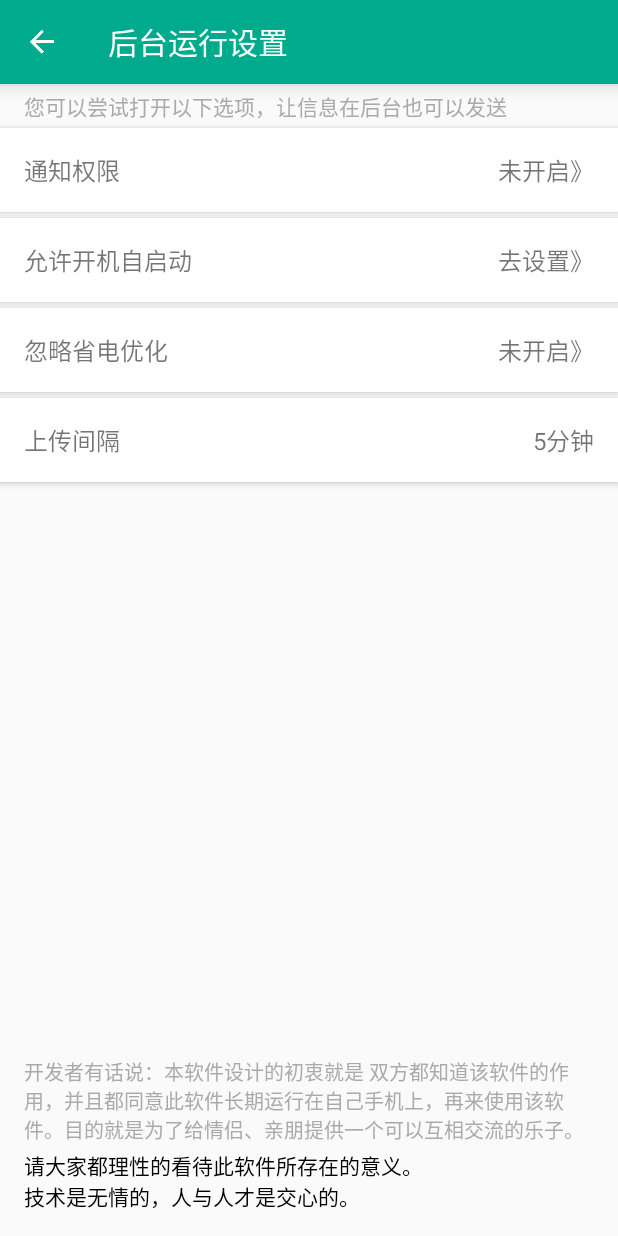
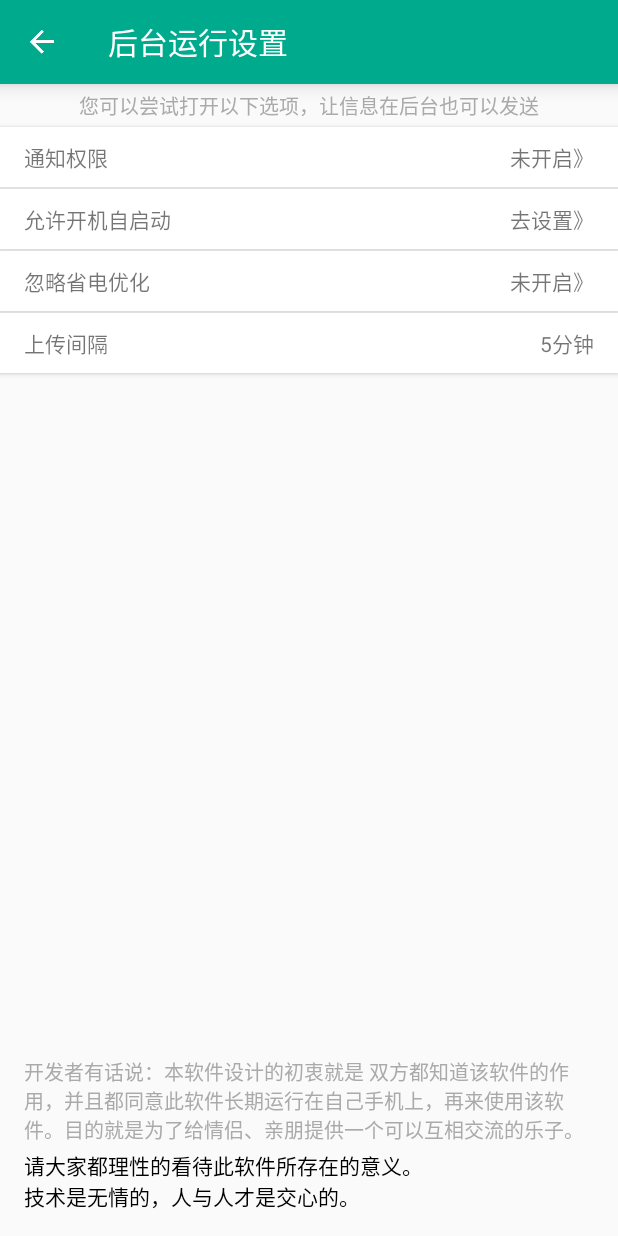
Before and after one commit to Wing-Li/WithYouAround, an Android app: the SettingActivity screen opened directly, with no data from a screen before it, on a phone screen of 412 x 824 dp. Run offline under Robolectric (Android 15) with nearby library versions, the phone set to English and light mode, and no system bars; our stand-ins replace ButterKnife.

Commit message:
1. 优化时间显示； 2. 优化信息上传 和 修改桌面部件 时机； 3. 修改关于页面 和 设置页面

```diff
--- a/app/src/main/res/layout/activity_setting.xml
+++ b/app/src/main/res/layout/activity_setting.xml
@@ -16,127 +16,86 @@
         android:layout_marginLeft="16dp"
         android:layout_marginRight="16dp"
         android:layout_marginTop="4dp"
+        android:layout_gravity="center_horizontal"
+        android:textSize="13sp"
         android:text="您可以尝试打开以下选项，让信息在后台也可以发送"
         android:textColor="@android:color/darker_gray"/>
 
     <LinearLayout
         android:id="@+id/setting_push_layout"
-        android:layout_width="match_parent"
-        android:layout_height="wrap_content"
         android:layout_marginTop="4dp"
-        android:background="@color/white"
-        android:elevation="1dp"
-        android:gravity="center_vertical"
-        android:orientation="horizontal"
-        android:paddingBottom="16dp"
-        android:paddingLeft="16dp"
-        android:paddingRight="16dp"
-        android:paddingTop="16dp"
-        android:translationZ="2dp">
+        style="@style/DeviceInfoLayout">
 
         <TextView
             android:layout_width="0dp"
             android:layout_height="wrap_content"
             android:layout_weight="1"
             android:text="通知权限"
-            android:textSize="16sp"/>
+            android:textSize="14sp"/>
 
         <TextView
             android:id="@+id/setting_push"
             android:layout_width="wrap_content"
             android:layout_height="wrap_content"
             android:text="未开启》"
-            android:textSize="16sp"/>
+            android:textSize="14sp"/>
     </LinearLayout>
 
     <LinearLayout
         android:id="@+id/setting_auto_start_layout"
-        android:layout_width="match_parent"
-        android:layout_height="wrap_content"
-        android:layout_marginTop="4dp"
-        android:background="@color/white"
-        android:elevation="1dp"
-        android:gravity="center_vertical"
-        android:orientation="horizontal"
-        android:paddingBottom="16dp"
-        android:paddingLeft="16dp"
-        android:paddingRight="16dp"
-        android:paddingTop="16dp"
-        android:translationZ="2dp">
+        style="@style/DeviceInfoLayout">
 
         <TextView
             android:layout_width="0dp"
             android:layout_height="wrap_content"
             android:layout_weight="1"
             android:text="允许开机自启动"
-            android:textSize="16sp"/>
+            android:textSize="14sp"/>
 
         <TextView
             android:id="@+id/setting_auto_start"
             android:layout_width="wrap_content"
             android:layout_height="wrap_content"
             android:text="去设置》"
-            android:textSize="16sp"/>
+            android:textSize="14sp"/>
     </LinearLayout>
 
     <LinearLayout
         android:id="@+id/setting_battey_layout"
-        android:layout_width="match_parent"
-        android:layout_height="wrap_content"
-        android:layout_marginTop="4dp"
-        android:background="@color/white"
-        android:elevation="1dp"
-        android:gravity="center_vertical"
-        android:orientation="horizontal"
-        android:paddingBottom="16dp"
-        android:paddingLeft="16dp"
-        android:paddingRight="16dp"
-        android:paddingTop="16dp"
-        android:translationZ="2dp">
+        style="@style/DeviceInfoLayout">
 
         <TextView
             android:layout_width="0dp"
             android:layout_height="wrap_content"
             android:layout_weight="1"
             android:text="忽略省电优化"
-            android:textSize="16sp"/>
+            android:textSize="14sp"/>
 
         <TextView
             android:id="@+id/setting_battey"
             android:layout_width="wrap_content"
             android:layout_height="wrap_content"
             android:text="未开启》"
-            android:textSize="16sp"/>
+            android:textSize="14sp"/>
     </LinearLayout>
 
     <LinearLayout
         android:id="@+id/setting_spacetime_layout"
-        android:layout_width="match_parent"
-        android:layout_height="wrap_content"
-        android:layout_marginTop="4dp"
-        android:background="@color/white"
-        android:elevation="1dp"
-        android:gravity="center_vertical"
-        android:orientation="horizontal"
-        android:paddingBottom="16dp"
-        android:paddingLeft="16dp"
-        android:paddingRight="16dp"
-        android:paddingTop="16dp"
-        android:translationZ="2dp">
+        style="@style/DeviceInfoLayout">
 
         <TextView
             android:layout_width="0dp"
             android:layout_height="wrap_content"
             android:layout_weight="1"
             android:text="上传间隔"
-            android:textSize="16sp"/>
+            android:textSize="14sp"/>
 
         <TextView
             android:id="@+id/setting_spacetime"
             android:layout_width="wrap_content"
             android:layout_height="wrap_content"
             android:text="5分钟》"
-            android:textSize="16sp"/>
+            android:textSize="14sp"/>
     </LinearLayout>
 
     <View
```
Also changed, not shown: app/src/main/java/com/lyl/myallforyou/service/DeviceInfoService.java (+11 -4 lines), app/src/main/java/com/lyl/myallforyou/ui/about/AboutActivity.java (+0 -34 lines), app/src/main/java/com/lyl/myallforyou/ui/deviceinfo/DeviceInfoActivity.java (+7 -1 lines), app/src/main/java/com/lyl/myallforyou/utils/AppUtils.java (+8 -2 lines), app/src/main/java/com/lyl/myallforyou/widget/WidgetService.java (+10 -18 lines), app/src/main/res/layout/activity_about.xml (+27 -62 lines), app/src/main/res/layout/widget_layout.xml (+16 -15 lines), app/src/main/res/values/styles.xml (+10 -0 lines).
